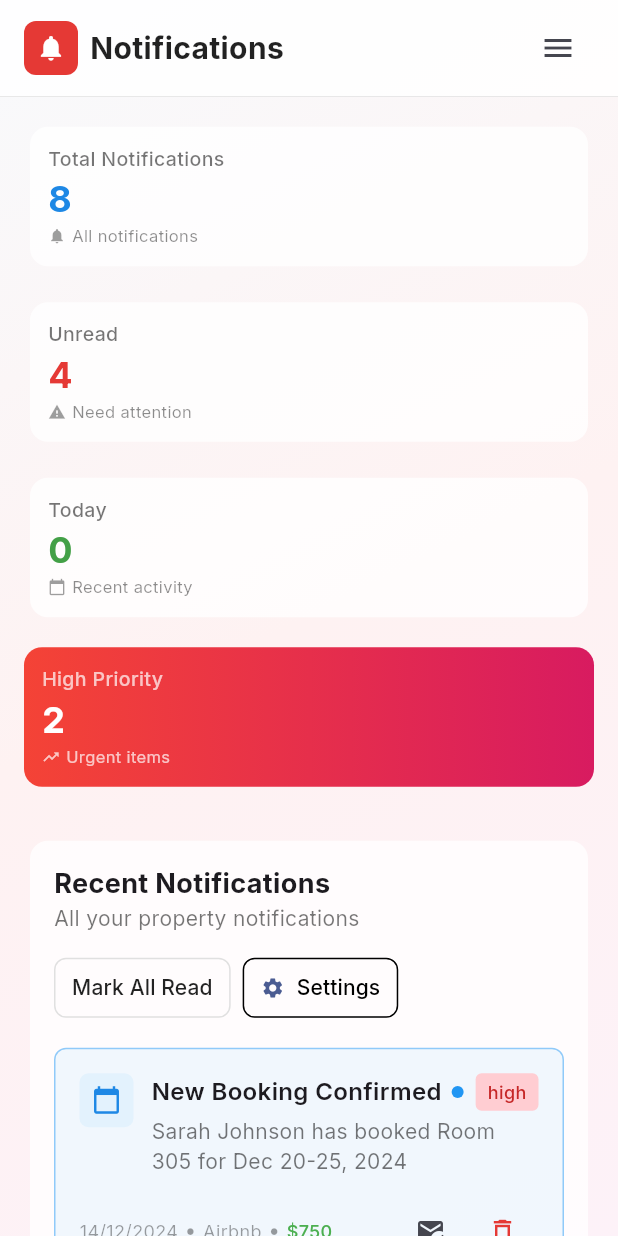
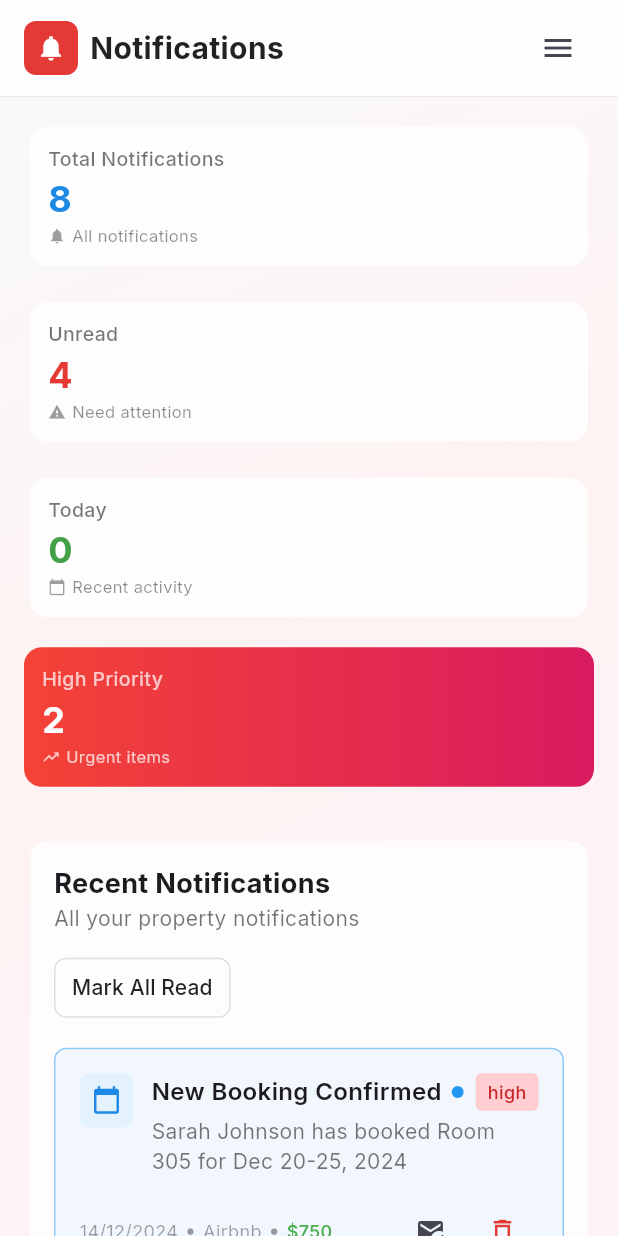
Before and after one commit to delgadjp/Raven-Nest, a Flutter app: the NotificationsScreen screen opened by its route, on a phone screen of 412 x 824 dp. Run offline on Flutter 3.47's test engine with Material 3 defaults, Android fonts, the phone set to English and light mode, and no system bars; our stand-ins replace fl_chart, go_router, google_fonts.

Commit message:
Refactor TasksTab and Notification components: Update layout for Upcoming Tasks section, enhance TaskCard interactions, and remove unused Settings actions from NotificationActions and NotificationListHeader for improved code clarity and user experience.

```diff
--- a/lib/screens/notifications_screen.dart
+++ b/lib/screens/notifications_screen.dart
@@ -205,7 +205,6 @@ class _NotificationsScreenState extends State<NotificationsScreen> {
                           children: [
                             NotificationListHeader(
                               onMarkAllRead: markAllAsRead,
-                              onSettings: () {},
                               unreadCount: unreadCount,
                             ),
                             const SizedBox(height: 16),
--- a/lib/widgets/notification_actions.dart
+++ b/lib/widgets/notification_actions.dart
@@ -2,13 +2,11 @@ import '../constants/app_exports.dart';
 
 class NotificationActions extends StatelessWidget {
   final VoidCallback? onMarkAllRead;
-  final VoidCallback? onSettings;
   final int unreadCount;
 
   const NotificationActions({
     super.key,
     this.onMarkAllRead,
-    this.onSettings,
     this.unreadCount = 0,
   });
 
@@ -22,15 +20,6 @@ class NotificationActions extends StatelessWidget {
           isFullWidth: false,
           padding: const EdgeInsets.symmetric(horizontal: 12, vertical: 8),
         ),
-        const SizedBox(width: 8),
-        ActionButton(
-          text: 'Settings',
-          icon: Icons.settings,
-          onPressed: onSettings,
-          isFullWidth: false,
-          padding: const EdgeInsets.symmetric(horizontal: 12, vertical: 8),
-          textColor: Colors.black,
-        ),
       ],
     );
   }
--- a/lib/widgets/notification_list_header.dart
+++ b/lib/widgets/notification_list_header.dart
@@ -4,7 +4,6 @@ class NotificationListHeader extends StatelessWidget {
   final String title;
   final String subtitle;
   final VoidCallback? onMarkAllRead;
-  final VoidCallback? onSettings;
   final int unreadCount;
 
   const NotificationListHeader({
@@ -12,7 +11,6 @@ class NotificationListHeader extends StatelessWidget {
     this.title = 'Recent Notifications',
     this.subtitle = 'All your property notifications',
     this.onMarkAllRead,
-    this.onSettings,
     this.unreadCount = 0,
   });
 
@@ -38,7 +36,6 @@ class NotificationListHeader extends StatelessWidget {
         const SizedBox(height: 12),
         NotificationActions(
           onMarkAllRead: onMarkAllRead,
-          onSettings: onSettings,
           unreadCount: unreadCount,
         ),
       ],
```
Also changed, not shown: lib/screens/housekeeping/tasks_tab.dart (+9 -2 lines).
